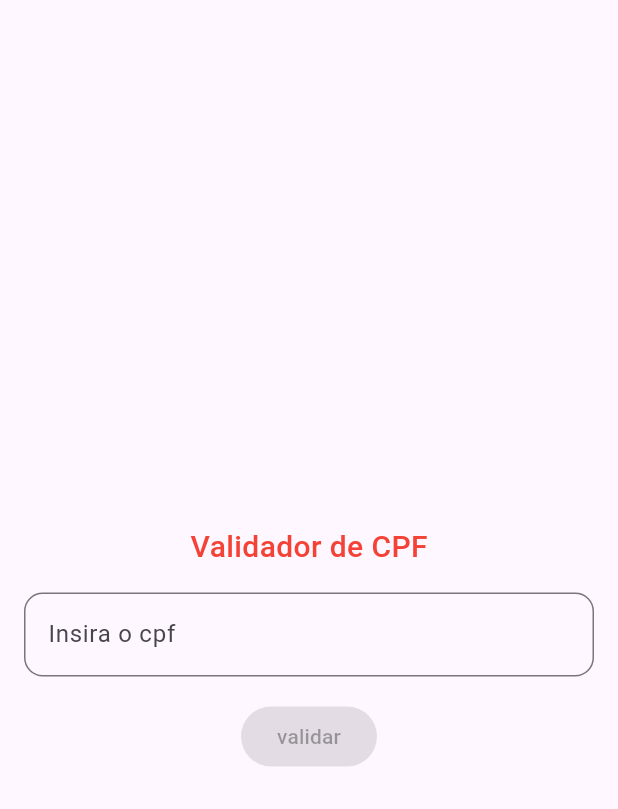
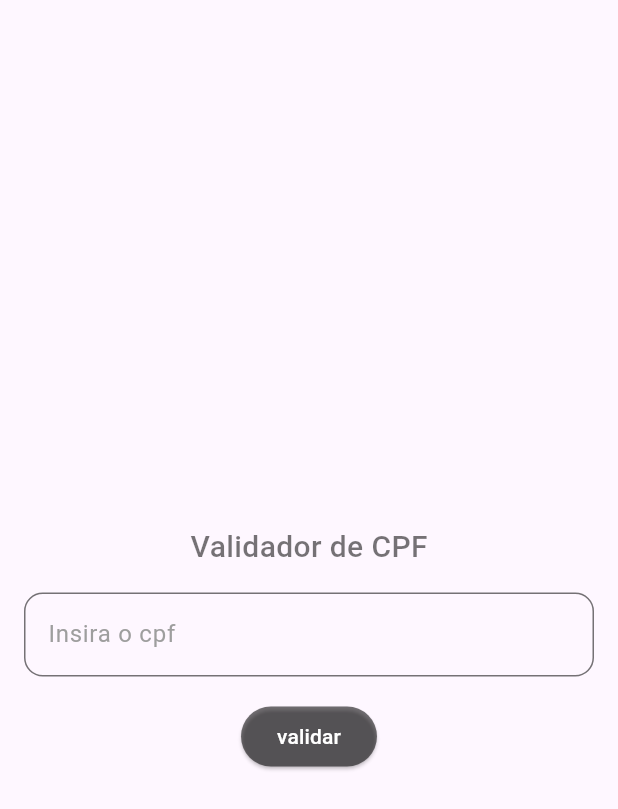
Before and after one commit to atevilson/dart-cpf, a Flutter app: the screen it shows after launch, on a phone screen of 412 x 824 dp. Shown: the top 809 px of the screen. Run offline on Flutter 3.47's test engine with Material 3 defaults, Android fonts, the phone set to English and light mode, and no system bars.

Commit message:
adiciona lógica alterna cor entre texto e campo input

```diff
--- a/lib/ui/cpf_validator_screen.dart
+++ b/lib/ui/cpf_validator_screen.dart
@@ -9,7 +9,10 @@ class CpfValidatorScreen extends StatefulWidget{
 }
 
 class _CpfValidatorScreenState extends State<CpfValidatorScreen> {
-  late TextEditingController _controller = TextEditingController();
+  late final TextEditingController _controller = TextEditingController();
+  late final FocusNode _focusNode = FocusNode();
+  bool _isFocused = false;
+  bool _isEnabled = false;
 
   // strings fixas
   final String _validadorCpf = "Validador de CPF";
@@ -18,7 +21,12 @@ class _CpfValidatorScreenState extends State<CpfValidatorScreen> {
 
   @override
   void initState(){
-    _controller = TextEditingController();
+    _focusNode.addListener((){
+      setState(() {
+        _isFocused = _focusNode.hasFocus;
+        _isEnabled = _focusNode.hasFocus;
+      });
+    });
     super.initState();
   }
 
@@ -34,27 +42,54 @@ class _CpfValidatorScreenState extends State<CpfValidatorScreen> {
               _validadorCpf,
               style: TextStyle(
                 fontSize: 20,
-                color: Colors.red,
+                color: _isEnabled ? Colors.green : Colors.black54,
                 fontWeight: FontWeight.w500
               ),
             ),
             Padding(
               padding: const EdgeInsets.all(16.0),
               child: TextFormField(
+                focusNode: _focusNode,
+                enabled: true,
                 controller: _controller,
                 keyboardType: TextInputType.number,
-                decoration: InputDecoration(
-                  labelText: _insiraCpf,
-                  border: OutlineInputBorder(
-                    borderRadius: BorderRadius.circular(12.5)
-                  )
-                ),
+                decoration: _getDecorationInput()
               ),
             ),
-            ElevatedButton(onPressed: null, child: Text(_validar))
+            ElevatedButton(onPressed: () => {},
+            style: ElevatedButton.styleFrom(
+              backgroundColor: _isEnabled ? Colors.green : Colors.black54,
+              foregroundColor: Colors.white
+            ), child: Text(_validar))
           ],
         ),
       ),
     );
   }
+
+  Color _getLabelColor() {
+
+    if (!_isEnabled) {
+      return Colors.grey;
+    } else if (_isFocused) {
+      return Colors.green;
+    }
+    return Colors.transparent;
+  }
+
+  InputDecoration _getDecorationInput(){
+   return InputDecoration(
+      enabledBorder: OutlineInputBorder(
+          borderRadius: BorderRadius.circular(12.5),
+          borderSide: BorderSide(color: Colors.black54)),
+      focusedBorder: OutlineInputBorder(
+          borderRadius: BorderRadius.circular(12.5),
+          borderSide: BorderSide(color: Colors.green)),
+      errorBorder: OutlineInputBorder(
+          borderRadius: BorderRadius.circular(12.5),
+          borderSide: BorderSide(color: Colors.red)),
+      labelText: _insiraCpf,
+      labelStyle: TextStyle(color: _getLabelColor())
+   );
+  }
 }
```
